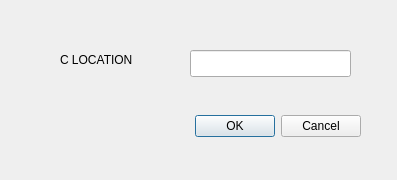
First picture: the form in MFSG/add_dir.ui, repository camiloarp/PROYECTO_1_BUMBLEBEE, before the edit.
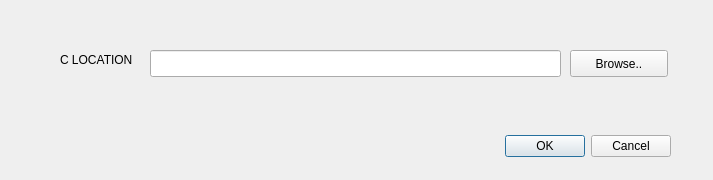
Second picture: the form after the edit.

Patch:
```diff
--- a/MFSG/add_dir.ui
+++ b/MFSG/add_dir.ui
@@ -6,7 +6,7 @@
    <rect>
     <x>0</x>
     <y>0</y>
-    <width>397</width>
+    <width>713</width>
     <height>180</height>
    </rect>
   </property>
@@ -16,8 +16,8 @@
   <widget class="QDialogButtonBox" name="buttonBox">
    <property name="geometry">
     <rect>
-     <x>20</x>
-     <y>110</y>
+     <x>330</x>
+     <y>130</y>
      <width>341</width>
      <height>32</height>
     </rect>
@@ -45,9 +45,9 @@
   <widget class="QLineEdit" name="le_clocation">
    <property name="geometry">
     <rect>
-     <x>190</x>
+     <x>150</x>
      <y>50</y>
-     <width>161</width>
+     <width>411</width>
      <height>27</height>
     </rect>
    </property>
@@ -65,6 +65,19 @@
     <string/>
    </property>
   </widget>
+  <widget class="QPushButton" name="browse">
+   <property name="geometry">
+    <rect>
+     <x>570</x>
+     <y>50</y>
+     <width>98</width>
+     <height>27</height>
+    </rect>
+   </property>
+   <property name="text">
+    <string>Browse..</string>
+   </property>
+  </widget>
  </widget>
  <resources/>
  <connections>
```
